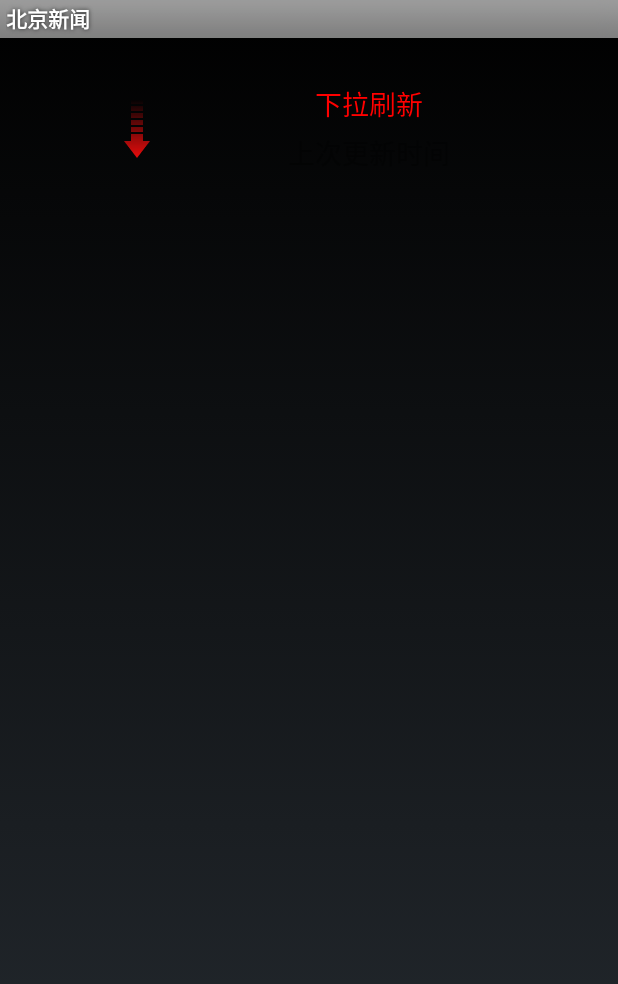
After one commit to zhangjianqingGitHub/Graduation-Project-2016, an Android app: the layout refresh_head.xml on its own in the app's theme, with its tools: preview values and no code run, on a phone screen of 412 x 824 dp. The commit adds this screen. Shown: the top 984 px of the screen. Run offline under Robolectric (Android 15) with nearby library versions, the phone set to English and light mode, and no system bars.

Commit message:
下拉刷新效果实现

```diff
--- a/app/src/main/java/com/example/zjq/news/menudetailpager/tabdetailpager/TabDetailPager.java
+++ b/app/src/main/java/com/example/zjq/news/menudetailpager/tabdetailpager/TabDetailPager.java
@@ -6,7 +6,6 @@
 import android.view.ViewGroup;
 import android.widget.ImageView;
 import android.widget.LinearLayout;
-import android.widget.ListView;
 import android.widget.TextView;
 
 import androidx.annotation.NonNull;
@@ -20,6 +19,7 @@
 import com.example.zjq.news.menudetailpager.adapter.MyListviewAdapter;
 import com.example.zjq.news.menudetailpager.bean.TabDetailBean;
 import com.example.zjq.news.view.HorizontalScrollViewPager;
+import com.example.zjq.news.view.RefreshListView;
 import com.google.gson.Gson;
 
 import org.xutils.common.Callback;
@@ -42,7 +42,7 @@
 
     private LinearLayout ll_point_group;
 
-    private ListView listView;
+    private RefreshListView  listView;
 
     //之前高亮点位置
     private int prePosition;
--- /dev/null
+++ b/app/src/main/res/drawable/custom_progressbar.xml
@@ -0,0 +1,22 @@
+<?xml version="1.0" encoding="utf-8"?>
+
+<rotate xmlns:android="http://schemas.android.com/apk/res/android"
+    android:fromDegrees="0"
+    android:pivotX="50%"
+    android:pivotY="50%"
+    android:toDegrees="360">
+
+    <shape
+        android:innerRadiusRatio="2.5"
+        android:shape="ring"
+        android:thicknessRatio="15"
+        android:useLevel="false">
+
+        <gradient
+            android:centerColor="#88ff0000"
+            android:endColor="#ffffff"
+            android:startColor="#ff0000"
+            android:type="sweep" />
+
+    </shape>
+</rotate>
--- /dev/null
+++ b/app/src/main/res/layout/refresh_head.xml
@@ -0,0 +1,68 @@
+<?xml version="1.0" encoding="utf-8"?>
+<LinearLayout xmlns:android="http://schemas.android.com/apk/res/android"
+    android:layout_width="match_parent"
+    android:layout_height="match_parent"
+    android:orientation="vertical">
+
+    <!--下拉刷新控件-->
+
+    <LinearLayout
+        android:id="@+id/ll_pull_down"
+        android:layout_width="match_parent"
+        android:layout_height="wrap_content"
+        android:orientation="horizontal"
+        android:padding="20dp">
+
+        <FrameLayout
+            android:layout_width="80dp"
+            android:layout_height="80dp"
+            android:layout_gravity="center">
+
+            <ImageView
+                android:id="@+id/iv_arrow"
+                android:layout_width="wrap_content"
+                android:layout_height="wrap_content"
+                android:layout_gravity="right|center"
+                android:src="@drawable/common_listview_headview_red_arrow" />
+
+            <ProgressBar
+                android:id="@+id/pb_status"
+                android:layout_width="wrap_content"
+                android:layout_height="wrap_content"
+                android:layout_gravity="right|center"
+                android:indeterminateDrawable="@drawable/custom_progressbar"
+                android:visibility="invisible" />
+
+
+        </FrameLayout>
+
+        <LinearLayout
+            android:layout_width="match_parent"
+            android:layout_height="wrap_content"
+            android:layout_gravity="center_vertical"
+            android:orientation="vertical">
+
+            <TextView
+                android:id="@+id/tv_status"
+                android:layout_width="match_parent"
+                android:layout_height="wrap_content"
+                android:gravity="center_horizontal"
+                android:text="下拉刷新"
+                android:textColor="#ff0000"
+                android:textSize="18sp" />
+
+            <TextView
+                android:id="@+id/tv_time"
+                android:layout_width="match_parent"
+                android:layout_height="wrap_content"
+                android:layout_marginTop="5dp"
+                android:gravity="center_horizontal"
+                android:text="上次更新时间"
+                android:textColor="#55000000"
+                android:textSize="18sp" />
+        </LinearLayout>
+
+    </LinearLayout>
+    <!--顶部轮播图部分-->
+
+</LinearLayout>
--- a/app/src/main/res/layout/tabdetail_pager.xml
+++ b/app/src/main/res/layout/tabdetail_pager.xml
@@ -45,7 +45,7 @@
 
     </RelativeLayout>-->
 
-    <ListView
+    <com.example.zjq.news.view.RefreshListView
         android:id="@+id/listview"
         android:layout_width="match_parent"
         android:layout_height="wrap_content"
```
Also changed, not shown: app/src/main/java/com/example/zjq/news/view/RefreshListView.java (added, +216 -0 lines), app/src/main/res/drawable-hdpi/common_listview_headview_red_arrow.png (added).
